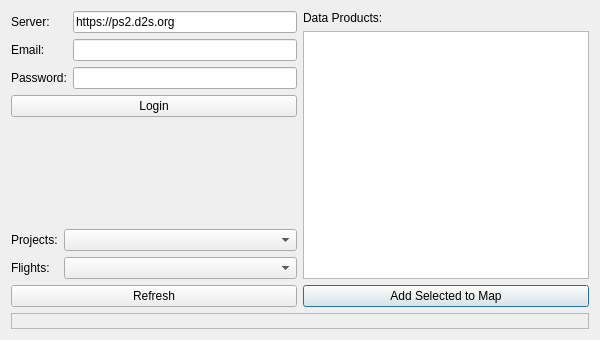
Qt form d2s_browser_dialog_base.ui (gdslab/d2spy-qgis-plugin) before a commit.
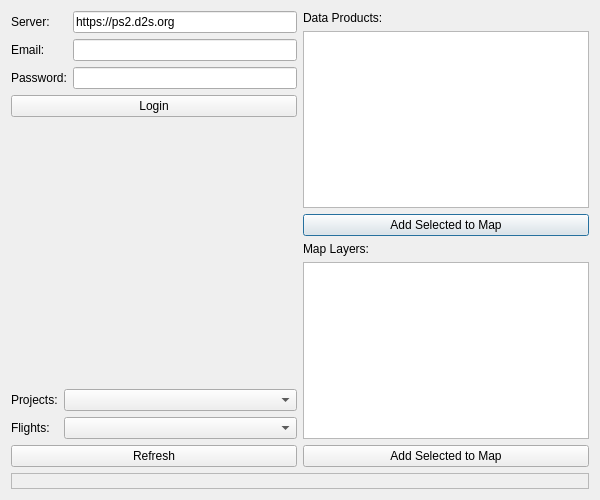
The same form after that commit.

Commit message: add option to stream project map layers in flatgeobuf format to qgis

```diff
--- a/d2s_browser_dialog_base.ui
+++ b/d2s_browser_dialog_base.ui
@@ -7,7 +7,7 @@
     <x>0</x>
     <y>0</y>
     <width>600</width>
-    <height>340</height>
+    <height>500</height>
    </rect>
   </property>
   <property name="windowTitle">
@@ -17,6 +17,8 @@
    <item>
     <layout class="QGridLayout" name="gridLayout">
     <item row="0" column="1" rowspan="3">
+     <layout class="QVBoxLayout" name="rightColumnLayout">
+      <item>
      <layout class="QVBoxLayout" name="dataProductsVerticalLayout">
       <item>
        <widget class="QLabel" name="dataProductsLabel">
@@ -34,6 +36,29 @@
          <string>Add Selected to Map</string>
         </property>
        </widget>
+        </item>
+       </layout>
+      </item>
+      <item>
+       <layout class="QVBoxLayout" name="mapLayersVerticalLayout">
+        <item>
+         <widget class="QLabel" name="mapLayersLabel">
+          <property name="text">
+           <string>Map Layers:</string>
+          </property>
+         </widget>
+        </item>
+        <item>
+         <widget class="QListWidget" name="mapLayersListWidget"/>
+        </item>
+        <item>
+         <widget class="QPushButton" name="mapLayersPushButton">
+          <property name="text">
+           <string>Add Selected to Map</string>
+          </property>
+         </widget>
+        </item>
+       </layout>
       </item>
      </layout>
     </item>
```
Lines whose indentation alone changed are shown as unchanged. The commit also changes 3 other files.
